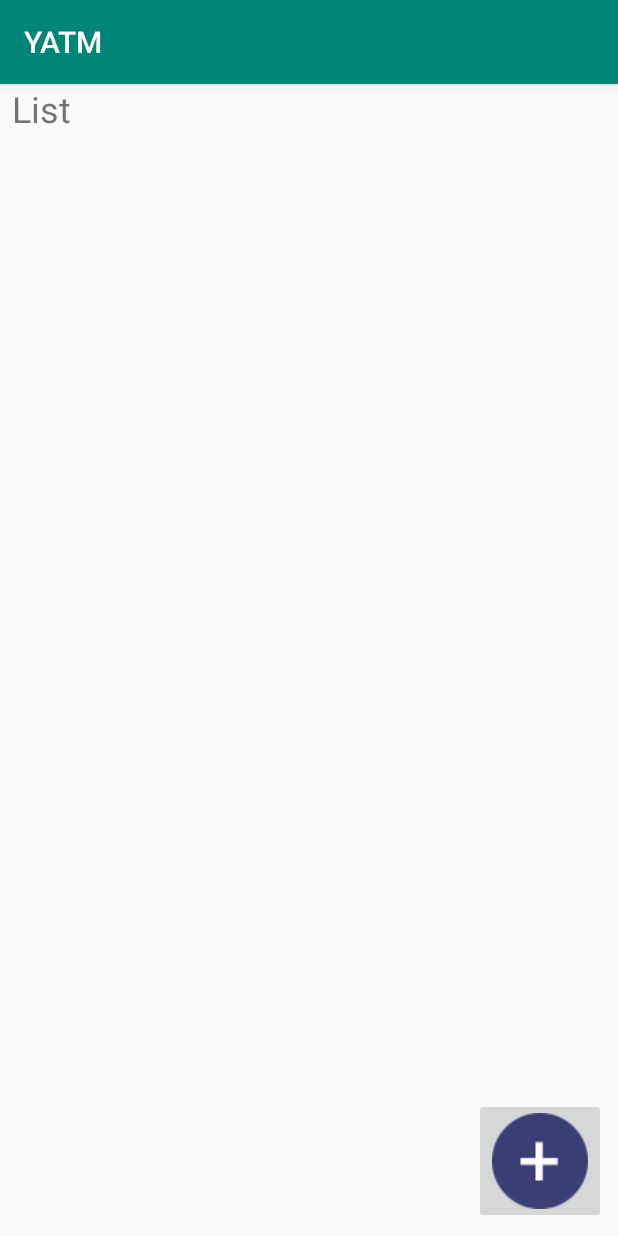
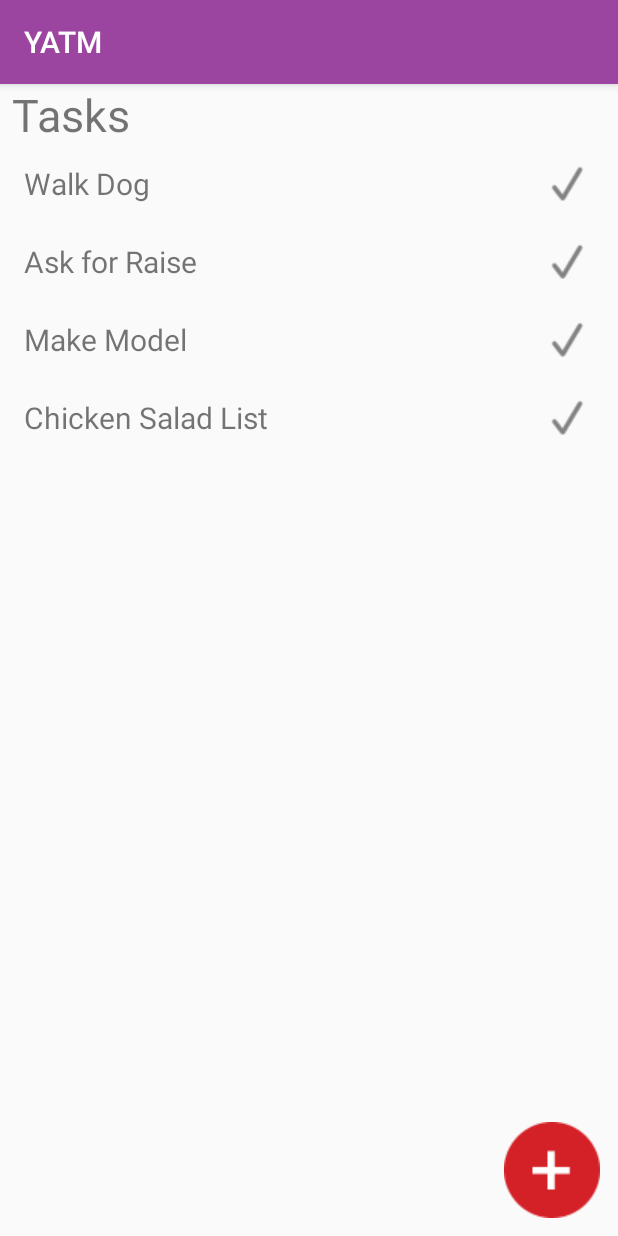
Before and after one commit to greenstack/yatm, an Android app: the screen it shows after launch (MainActivity), on a phone screen of 412 x 824 dp. Run offline under Robolectric (Android 15) with nearby library versions, the phone set to English and light mode, and no system bars.

Commit message:
updated the UI

```diff
--- a/app/src/main/AndroidManifest.xml
+++ b/app/src/main/AndroidManifest.xml
@@ -9,7 +9,8 @@
         android:roundIcon="@mipmap/ic_launcher_round"
         android:supportsRtl="true"
         android:theme="@style/AppTheme">
-        <activity android:name=".MainActivity">
+        <activity android:name=".Views.ListDataActivity"></activity>
+        <activity android:name=".Views.MainActivity">
             <intent-filter>
                 <action android:name="android.intent.action.MAIN" />
 
--- a/app/src/main/java/dj/yatm/MainActivity.java
+++ /dev/null
@@ -1,93 +0,0 @@
-package dj.yatm;
-
-import android.content.Context;
-import android.support.v7.app.AppCompatActivity;
-import android.os.Bundle;
-import android.support.v7.widget.LinearLayoutManager;
-import android.support.v7.widget.RecyclerView;
-import android.view.LayoutInflater;
-import android.view.View;
-import android.view.ViewGroup;
-import android.widget.TextView;
-
-import java.util.List;
-
-import dj.yatm.model.AbstractListItem;
-
-public class MainActivity extends AppCompatActivity {
-
-    private RecyclerView mainList;
-    private RecyclerView.LayoutManager mainListManager;
-    private MainListAdapter mainListAdapter;
-
-
-    public void initVariables(){
-        mainListManager = new LinearLayoutManager(this, LinearLayoutManager.HORIZONTAL, false);
-        mainList.setLayoutManager(mainListManager);
-        mainListAdapter = new MainListAdapter((this));
-        mainList.setAdapter(mainListAdapter);
-    }
-
-    public void assignIDs(){
-        mainList = this.findViewById(R.id.list_recycler);
-    }
-
-    @Override
-    protected void onCreate(Bundle savedInstanceState) {
-        super.onCreate(savedInstanceState);
-        setContentView(R.layout.activity_main);
-        List<AbstractListItem> list = null;
-        assignIDs();
-        initVariables();
-
-    }
-
-    class MainListAdapter extends RecyclerView.Adapter<MainListHolder> {
-        private LayoutInflater inflater;
-        private List<AbstractListItem> items;
-
-        public MainListAdapter(Context context, List<AbstractListItem> items){
-            inflater = LayoutInflater.from(context);
-            this.items = items;
-        }
-
-        @Override
-        public MainListHolder onCreateViewHolder(ViewGroup parent, int viewType){
-            View view = inflater.inflate(R.layout.list_item, parent, false);
-            return new MainListHolder(view);
-        }
-
-        @Override
-        public void onBindViewHolder(MainListHolder holder, int position){
-            AbstractListItem item = items.get(position); // ListItem
-            holder.bind(item);
-        }
-
-        @Override
-        public int getItemCount() {
-            return items.size(); // number of items
-        }
-    }
-
-    class MainListHolder extends RecyclerView.ViewHolder implements View.OnClickListener {
-        TextView title;
-        AbstractListItem item;
-
-
-        public MainListHolder(final View view){
-            super(view);
-            view.setOnClickListener(this);
-            title = view.findViewById(R.id.title);
-        }
-
-        void bind(AbstractListItem item){
-            title.setText(item.getTitle());
-            return;
-        }
-        @Override
-        public void onClick(View view){
-            return;
-        }
-    }
-
-}
--- /dev/null
+++ b/app/src/main/java/dj/yatm/Views/MainActivity.java
@@ -0,0 +1,156 @@
+package dj.yatm.Views;
+
+import android.content.Context;
+import android.content.Intent;
+import android.support.v7.app.AppCompatActivity;
+import android.os.Bundle;
+import android.support.v7.widget.LinearLayoutManager;
+import android.support.v7.widget.RecyclerView;
+import android.view.LayoutInflater;
+import android.view.View;
+import android.view.ViewGroup;
+import android.widget.Button;
+import android.widget.ImageButton;
+import android.widget.TextView;
+
+import java.util.ArrayList;
+import java.util.List;
+
+import dj.yatm.R;
+import dj.yatm.model.AbstractListItem;
+
+public class MainActivity extends AppCompatActivity {
+
+    private RecyclerView mainList;
+    private RecyclerView.LayoutManager mainListManager;
+    private MainListAdapter mainListAdapter;
+    private ImageButton addListButton;
+    private TextView title;
+
+
+    public void initVariables(ArrayList<String> strings){
+        mainListManager = new LinearLayoutManager(this, LinearLayoutManager.VERTICAL, false);
+        mainList.setLayoutManager(mainListManager);
+        if (strings == null) {
+            strings = new ArrayList<>();
+            strings.add("Tasks");
+            strings.add("Walk Dog");
+            strings.add("Ask for Raise");
+            strings.add("Make Model");
+            strings.add("Chicken Salad List");
+        }
+        title.setText(strings.get(0));
+        strings.remove(0);
+        mainListAdapter = new MainListAdapter(this, strings);
+        mainList.setAdapter(mainListAdapter);
+    }
+
+    public void assignIDs(){
+        mainList = this.findViewById(R.id.list_recycler);
+        addListButton = this.findViewById(R.id.add_list_button);
+        title = this.findViewById(R.id.title);
+    }
+
+    @Override
+    protected void onCreate(Bundle savedInstanceState) {
+        super.onCreate(savedInstanceState);
+        setContentView(R.layout.activity_main);
+        Bundle bundle = this.getIntent().getExtras();
+        ArrayList<String> strings = null;
+        if (bundle != null) {
+            strings = (ArrayList<String>) bundle.getSerializable("strings");
+        }
+        List<AbstractListItem> list = null;
+        assignIDs();
+        initVariables(strings);
+
+        addListButton.setOnClickListener(new View.OnClickListener() {
+            @Override
+            public void onClick(View v) {
+                Intent intent = new Intent(MainActivity.this, ListDataActivity.class);
+                startActivity(intent);
+            }
+        });
+
+    }
+
+    class MainListAdapter extends RecyclerView.Adapter<MainListHolder> {
+        private LayoutInflater inflater;
+        private List<String> items;
+
+        public MainListAdapter(Context context, List<String> items){
+            inflater = LayoutInflater.from(context);
+            this.items = items;
+        }
+
+        @Override
+        public MainListHolder onCreateViewHolder(ViewGroup parent, int viewType){
+            View view = inflater.inflate(R.layout.list_item, parent, false);
+            return new MainListHolder(view);
+        }
+
+        @Override
+        public void onBindViewHolder(MainListHolder holder, int position){
+            String item = items.get(position);
+            holder.bind(item);
+        }
+
+        @Override
+        public int getItemCount() {
+            return items.size(); // number of items
+        }
+    }
+
+    class MainListHolder extends RecyclerView.ViewHolder implements View.OnClickListener {
+        TextView title;
+        ImageButton check;
+        String item;
+        boolean isChecked;
+
+
+        public MainListHolder(final View view){
+            super(view);
+            view.setOnClickListener(this);
+            title = view.findViewById(R.id.title);
+            check = view.findViewById(R.id.check_button);
+            isChecked = false;
+            check.setOnClickListener(new View.OnClickListener() {
+                @Override
+                public void onClick(View view) {
+                    if (isChecked) {
+                        check.setImageResource(R.drawable.check);
+                        isChecked = false;
+                    } else {
+                        check.setImageResource(R.drawable.check_checked);
+                        isChecked = true;
+                    }
+                }
+            });
+        }
+
+        void bind(String item){
+            title.setText(item); //item.getTitle());
+            this.item = item;
+            return;
+        }
+        @Override
+        public void onClick(View view) {
+            Intent intent = new Intent(MainActivity.this, MainActivity.class);
+            ArrayList<String> newData = new ArrayList<>();
+            if (item.equals("Chicken Salad List")){
+                newData.add(item);
+                newData.add("chicken");
+                newData.add("lettuce");
+                newData.add("Dressing");
+            } else {
+                newData.add(item);
+            }
+            Bundle bundle = new Bundle();
+            bundle.putSerializable("strings", newData);
+            intent.putExtras(bundle);
+            startActivity(intent);
+
+        }
+    }
+
+}
--- a/app/src/main/res/layout/activity_main.xml
+++ b/app/src/main/res/layout/activity_main.xml
@@ -4,14 +4,15 @@
     xmlns:tools="http://schemas.android.com/tools"
     android:layout_width="match_parent"
     android:layout_height="match_parent"
-    tools:context=".MainActivity">
+    tools:context=".Views.MainActivity">
 
     <ImageButton
-        android:id="@+id/imageButton"
+        android:id="@+id/add_list_button"
         android:layout_width="wrap_content"
         android:layout_height="wrap_content"
-        android:layout_marginEnd="8dp"
-        android:layout_marginBottom="8dp"
+        android:layout_marginEnd="12dp"
+        android:layout_marginBottom="12dp"
+        android:background="@android:color/transparent"
         app:layout_constraintBottom_toBottomOf="parent"
         app:layout_constraintEnd_toEndOf="parent"
         app:srcCompat="@drawable/plus" />
@@ -22,19 +23,20 @@
         android:layout_height="wrap_content"
         android:layout_marginStart="8dp"
         android:layout_marginEnd="8dp"
-        app:layout_constraintBottom_toTopOf="@+id/imageButton"
+        android:scrollbars="vertical"
+        app:layout_constraintBottom_toTopOf="@+id/add_list_button"
         app:layout_constraintEnd_toEndOf="parent"
         app:layout_constraintStart_toStartOf="parent"
-        app:layout_constraintTop_toBottomOf="@+id/textView"
+        app:layout_constraintTop_toBottomOf="@+id/title"
         app:layout_constraintVertical_bias="0.0" />
 
     <TextView
-        android:id="@+id/textView"
+        android:id="@+id/title"
         android:layout_width="wrap_content"
         android:layout_height="wrap_content"
         android:layout_marginStart="8dp"
-        android:text="List"
-        android:textSize="24sp"
+        android:text="Tasks"
+        android:textSize="30sp"
         app:layout_constraintStart_toStartOf="parent"
         tools:layout_editor_absoluteY="16dp" />
 </android.support.constraint.ConstraintLayout>
--- a/app/src/main/res/layout/list_item.xml
+++ b/app/src/main/res/layout/list_item.xml
@@ -17,15 +17,16 @@
         android:layout_width="wrap_content"
         android:layout_height="wrap_content"
         android:layout_alignParentStart="true"
+        android:layout_centerVertical="true"
         android:layout_marginStart="0dp"
-        android:layout_centerVertical="true"
         android:text="@string/list_name"
-        android:textSize="30sp" />
+        android:textSize="20sp" />
 
     <ImageButton
-        android:id="@+id/imageButton3"
-        android:layout_width="56dp"
-        android:layout_height="54dp"
+        android:id="@+id/check_button"
+        android:background="@android:color/transparent"
+        android:layout_width="wrap_content"
+        android:layout_height="wrap_content"
         android:layout_alignParentEnd="true"
         android:layout_centerVertical="true"
         app:srcCompat="@drawable/check" />
--- a/app/src/main/res/values/colors.xml
+++ b/app/src/main/res/values/colors.xml
@@ -1,6 +1,6 @@
 <?xml version="1.0" encoding="utf-8"?>
 <resources>
-    <color name="colorPrimary">#008577</color>
-    <color name="colorPrimaryDark">#00574B</color>
-    <color name="colorAccent">#D81B60</color>
+    <color name="colorPrimary">#9b44a0</color>
+    <color name="colorPrimaryDark">#692e6e</color>
+    <color name="colorAccent">#d42027</color>
 </resources>
```
Also changed, not shown: app/src/main/java/dj/yatm/Views/ListDataActivity.java (added, +42 -0 lines), app/src/main/res/layout/set_up_list.xml (+18 -15 lines), app/src/main/res/values/strings.xml (+16 -0 lines), app/src/main/res/drawable-v24/check.png, app/src/main/res/drawable-v24/check_checked.png, app/src/main/res/drawable-v24/plus.png.
